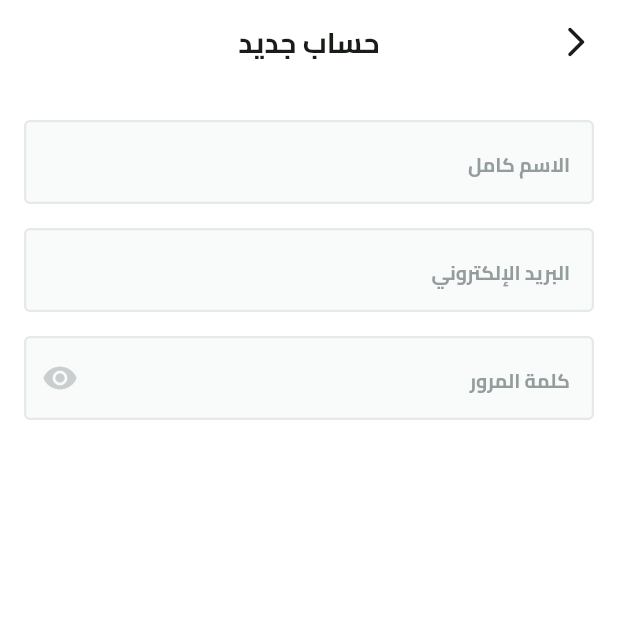
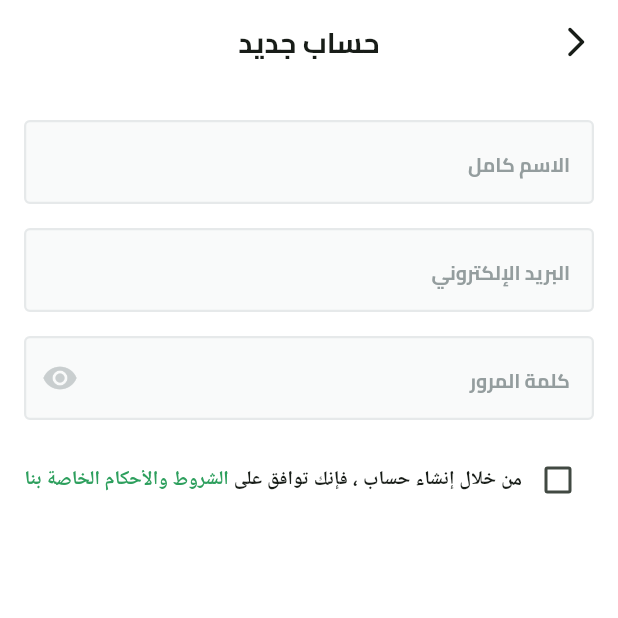
Before and after one commit to a7med287/fruit-hub, a Flutter app: the SignupView screen opened by its route, on a phone screen of 412 x 824 dp, the top half of it. Run offline on Flutter 3.47's test engine with Material 3 defaults, Android fonts, the phone set to English and light mode, and no system bars; our stand-ins replace dots_indicator, flutter_svg, shared_preferences; accounts and stored records are empty.

Commit message:
add terms and conditions checkbox

```diff
--- a/lib/core/utils/app_colors.dart
+++ b/lib/core/utils/app_colors.dart
@@ -3,6 +3,7 @@ import 'dart:ui';
 class AppColors{
 
   static const Color primaryColor = Color(0xff1B5E37);
+  static const Color lightPrimaryColor = Color(0xff2D9F5D);
   static const Color secondaryColor = Color(0xffF4A91F);
 
 
--- a/lib/features/auth/presentation/views/widgets/signup_view_body.dart
+++ b/lib/features/auth/presentation/views/widgets/signup_view_body.dart
@@ -1,8 +1,10 @@
 import 'package:flutter/material.dart';
 import 'package:fruit_hub/constants.dart';
+import 'package:fruit_hub/features/auth/presentation/views/widgets/terms_and_conditions.dart';
 
 import '../../../../../core/widgets/custom_text_field.dart';
-class SignupViewBody extends StatelessWidget{
+
+class SignupViewBody extends StatelessWidget {
   const SignupViewBody({super.key});
 
   @override
@@ -11,19 +13,19 @@ class SignupViewBody extends StatelessWidget{
       child: Padding(
         padding: const EdgeInsets.symmetric(horizontal: kHorizontalPadding),
         child: Column(
-          children: [
-            SizedBox(height: 24),
-            CustomTextFormField(
+          children:  [
+            const SizedBox(height: 24),
+            const CustomTextFormField(
               hintText: 'الاسم كامل',
               textInputType: TextInputType.emailAddress,
             ),
-            SizedBox(height: 16),
-            CustomTextFormField(
+            const SizedBox(height: 16),
+            const CustomTextFormField(
               hintText: 'البريد الإلكتروني',
               textInputType: TextInputType.emailAddress,
             ),
-            SizedBox(height: 16),
-            CustomTextFormField(
+            const SizedBox(height: 16),
+             CustomTextFormField(
               hintText: 'كلمة المرور',
               textInputType: TextInputType.visiblePassword,
               suffixIcon: IconButton(
@@ -34,6 +36,8 @@ class SignupViewBody extends StatelessWidget{
                 ),
               ),
             ),
+            const SizedBox(height: 16),
+            const TermsAndConditions(),
           ],
         ),
       ),
--- /dev/null
+++ b/lib/features/auth/presentation/views/widgets/terms_and_conditions.dart
@@ -0,0 +1,36 @@
+import 'package:flutter/material.dart';
+
+import '../../../../../constants.dart';
+import '../../../../../core/utils/app_colors.dart';
+import '../../../../../core/utils/app_text_styles.dart';
+class TermsAndConditions extends StatelessWidget {
+  const TermsAndConditions({super.key});
+
+  @override
+  Widget build(BuildContext context) {
+    return Row(
+      children: [
+        Checkbox(value: false, onChanged: (value) {}),
+        SizedBox(
+          width: MediaQuery.sizeOf(context).width - kHorizontalPadding*2 - 48 ,
+          child: Text.rich(
+            TextSpan(
+              children: [
+                TextSpan(
+                    text: "من خلال إنشاء حساب ، فإنك توافق على",
+                    style: TextStyles.semiBold13
+                ),
+                TextSpan(
+                  text: " الشروط والأحكام الخاصة بنا",
+                  style: TextStyles.semiBold13.copyWith(
+                    color: AppColors.lightPrimaryColor,
+                  ),
+                ),
+              ],
+            ),
+          ),
+        ),
+      ],
+    );
+  }
+}
```
